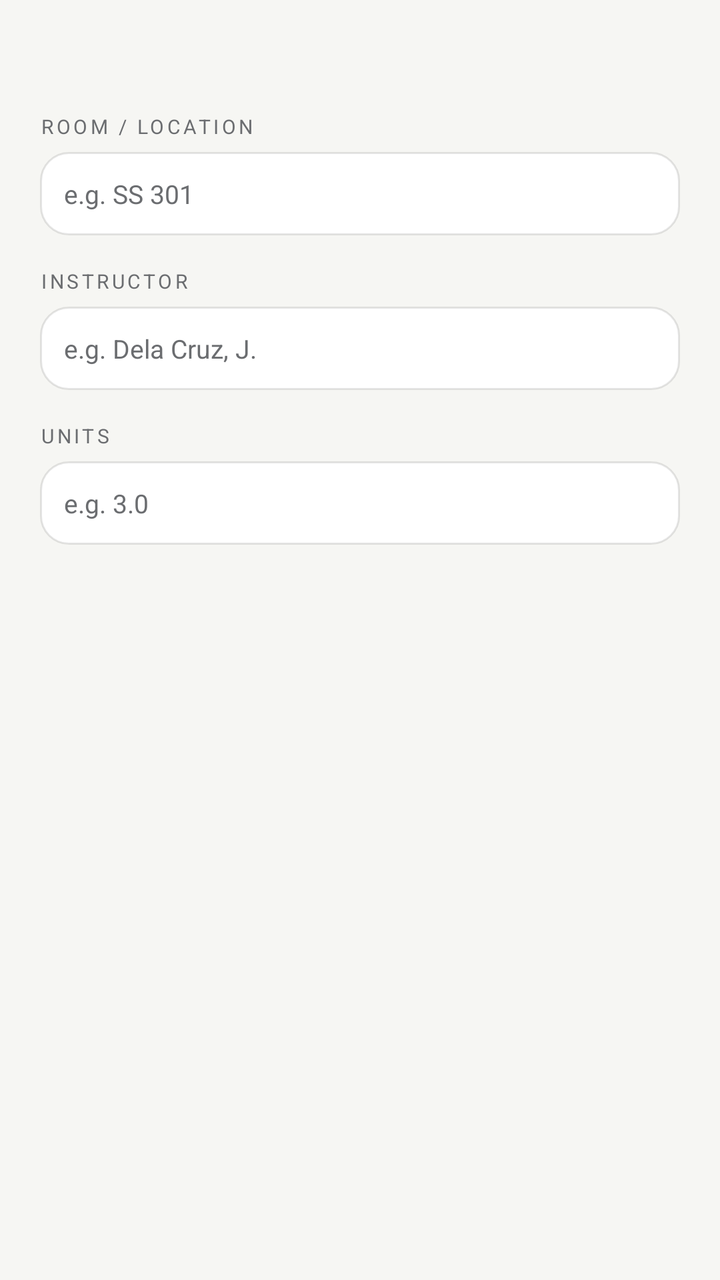
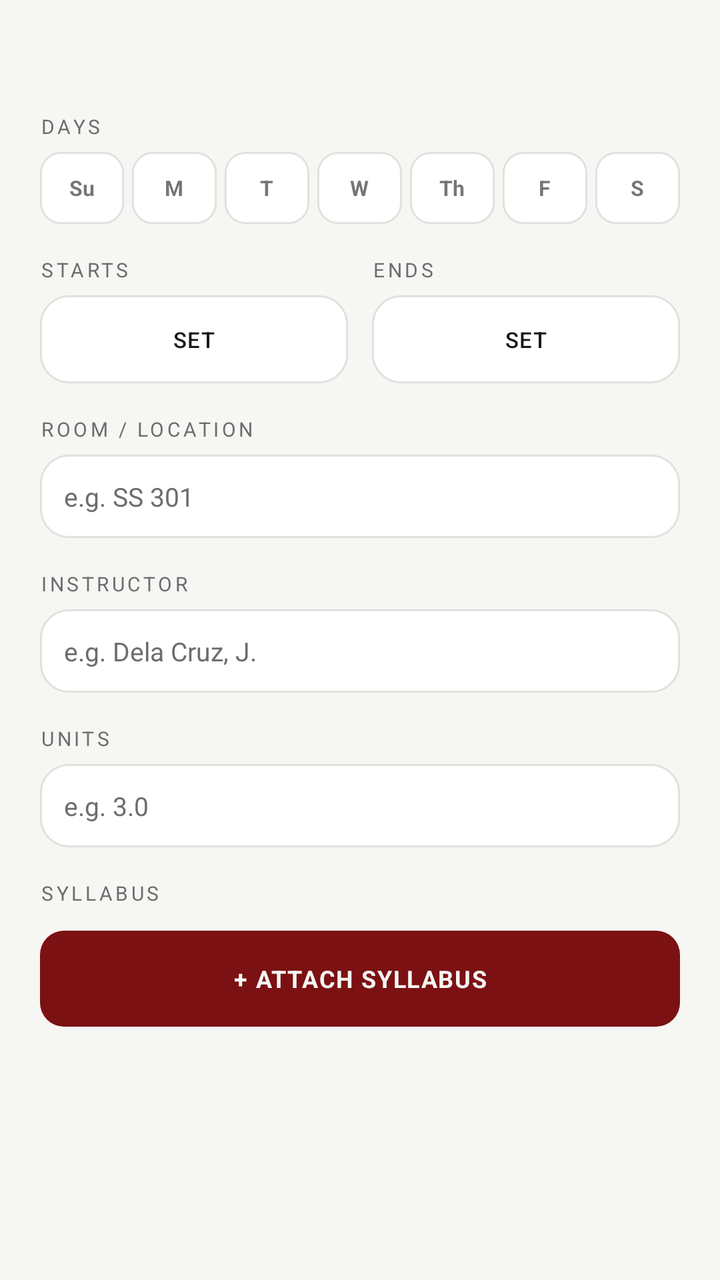

The first picture is an Android layout as it rendered before a commit; the second is the same layout after the commit. The layout source and the unified diff follow.
<!-- AndroidManifest.xml: application theme Theme.CRSScheduler.GE -->
<!-- res/layout/dialog_edit_class_ge.xml -->
<?xml version="1.0" encoding="utf-8"?>
<ScrollView xmlns:android="http://schemas.android.com/apk/res/android"
    android:layout_width="match_parent"
    android:layout_height="wrap_content"
    android:maxHeight="480dp">

    <LinearLayout
        android:layout_width="match_parent"
        android:layout_height="wrap_content"
        android:orientation="vertical"
        android:padding="20dp">

        <TextView
            android:id="@+id/dialog_edit_class_name"
            android:layout_width="match_parent"
            android:layout_height="wrap_content"
            android:textColor="@color/ge_ink"
            android:textStyle="bold"
            android:textSize="15sp" />

        <TextView
            android:layout_width="match_parent"
            android:layout_height="wrap_content"
            android:layout_marginTop="16dp"
            android:text="ROOM / LOCATION"
            android:textColor="@color/ge_ink_dim"
            android:textSize="10sp"
            android:letterSpacing="0.15" />

        <EditText
            android:id="@+id/dialog_input_room"
            android:layout_width="match_parent"
            android:layout_height="wrap_content"
            android:layout_marginTop="6dp"
            android:background="@drawable/row_bg_ge"
            android:padding="12dp"
            android:hint="e.g. SS 301"
            android:textColorHint="@color/ge_ink_dim"
            android:textColor="@color/ge_ink"
            android:textSize="13sp"
            android:imeOptions="actionNext" />

        <TextView
            android:layout_width="match_parent"
            android:layout_height="wrap_content"
            android:layout_marginTop="16dp"
            android:text="INSTRUCTOR"
            android:textColor="@color/ge_ink_dim"
            android:textSize="10sp"
            android:letterSpacing="0.15" />

        <EditText
            android:id="@+id/dialog_input_instructor"
            android:layout_width="match_parent"
            android:layout_height="wrap_content"
            android:layout_marginTop="6dp"
            android:background="@drawable/row_bg_ge"
            android:padding="12dp"
            android:hint="e.g. Dela Cruz, J."
            android:textColorHint="@color/ge_ink_dim"
            android:textColor="@color/ge_ink"
            android:textSize="13sp"
            android:imeOptions="actionNext" />

        <TextView
            android:layout_width="match_parent"
            android:layout_height="wrap_content"
            android:layout_marginTop="16dp"
            android:text="UNITS"
            android:textColor="@color/ge_ink_dim"
            android:textSize="10sp"
            android:letterSpacing="0.15" />

        <EditText
            android:id="@+id/dialog_input_units"
            android:layout_width="match_parent"
            android:layout_height="wrap_content"
            android:layout_marginTop="6dp"
            android:background="@drawable/row_bg_ge"
            android:padding="12dp"
            android:hint="e.g. 3.0"
            android:textColorHint="@color/ge_ink_dim"
            android:textColor="@color/ge_ink"
            android:textSize="13sp"
            android:inputType="numberDecimal"
            android:imeOptions="actionDone" />

    </LinearLayout>
</ScrollView>
<!-- resources referenced by this layout -->
<resources>
  <color name="ge_ink">#17181A</color>
  <color name="ge_ink_dim">#6B6D70</color>
  <!-- drawable row_bg_ge (drawable) -->
  <?xml version="1.0" encoding="utf-8"?>
  <shape xmlns:android="http://schemas.android.com/apk/res/android">
      <solid android:color="@color/ge_surface" />
      <corners android:radius="14dp" />
      <stroke android:width="1dp" android:color="@color/ge_line" />
  </shape>
  <style name="Theme.CRSScheduler.GE" parent="Theme.AppCompat.DayNight.NoActionBar">
          <item name="android:windowBackground">@color/ge_bg</item>
          <item name="colorPrimary">@color/ge_accent</item>
          <item name="colorPrimaryDark">@color/ge_bg</item>
          <item name="colorAccent">@color/ge_accent</item>
      </style>
  <color name="ge_surface">#FFFFFF</color>
  <color name="ge_line">#1A000000</color>
  <color name="ge_bg">#F6F6F3</color>
  <color name="ge_accent">#7B1113</color>
</resources>

<!-- the commit's change to res/layout/dialog_edit_class_ge.xml (unified diff, before → after) -->
@@ -2,7 +2,7 @@
 <ScrollView xmlns:android="http://schemas.android.com/apk/res/android"
     android:layout_width="match_parent"
     android:layout_height="wrap_content"
-    android:maxHeight="480dp">
+    android:maxHeight="560dp">
 
     <LinearLayout
         android:layout_width="match_parent"
@@ -17,6 +17,184 @@
             android:textColor="@color/ge_ink"
             android:textStyle="bold"
             android:textSize="15sp" />
+
+        <TextView
+            android:layout_width="match_parent"
+            android:layout_height="wrap_content"
+            android:layout_marginTop="16dp"
+            android:text="DAYS"
+            android:textColor="@color/ge_ink_dim"
+            android:textSize="10sp"
+            android:letterSpacing="0.15" />
+
+        <LinearLayout
+            android:layout_width="match_parent"
+            android:layout_height="wrap_content"
+            android:orientation="horizontal"
+            android:layout_marginTop="6dp">
+
+            <TextView
+                android:id="@+id/chip_edit_day_0"
+                android:layout_width="0dp"
+                android:layout_height="wrap_content"
+                android:layout_weight="1"
+                android:layout_marginEnd="4dp"
+                android:minHeight="36dp"
+                android:gravity="center"
+                android:text="Su"
+                android:textSize="10.5sp"
+                android:textStyle="bold"
+                android:background="@drawable/chip_outline_bg_ge"
+                android:foreground="@drawable/ripple_rounded_10dp_ge" />
+
+            <TextView
+                android:id="@+id/chip_edit_day_1"
+                android:layout_width="0dp"
+                android:layout_height="wrap_content"
+                android:layout_weight="1"
+                android:layout_marginEnd="4dp"
+                android:minHeight="36dp"
+                android:gravity="center"
+                android:text="M"
+                android:textSize="10.5sp"
+                android:textStyle="bold"
+                android:background="@drawable/chip_outline_bg_ge"
+                android:foreground="@drawable/ripple_rounded_10dp_ge" />
+
+            <TextView
+                android:id="@+id/chip_edit_day_2"
+                android:layout_width="0dp"
+                android:layout_height="wrap_content"
+                android:layout_weight="1"
+                android:layout_marginEnd="4dp"
+                android:minHeight="36dp"
+                android:gravity="center"
+                android:text="T"
+                android:textSize="10.5sp"
+                android:textStyle="bold"
+                android:background="@drawable/chip_outline_bg_ge"
+                android:foreground="@drawable/ripple_rounded_10dp_ge" />
+
+            <TextView
+                android:id="@+id/chip_edit_day_3"
+                android:layout_width="0dp"
+                android:layout_height="wrap_content"
+                android:layout_weight="1"
+                android:layout_marginEnd="4dp"
+                android:minHeight="36dp"
+                android:gravity="center"
+                android:text="W"
+                android:textSize="10.5sp"
+                android:textStyle="bold"
+                android:background="@drawable/chip_outline_bg_ge"
+                android:foreground="@drawable/ripple_rounded_10dp_ge" />
+
+            <TextView
+                android:id="@+id/chip_edit_day_4"
+                android:layout_width="0dp"
+                android:layout_height="wrap_content"
+                android:layout_weight="1"
+                android:layout_marginEnd="4dp"
+                android:minHeight="36dp"
+                android:gravity="center"
+                android:text="Th"
+                android:textSize="10.5sp"
+                android:textStyle="bold"
+                android:background="@drawable/chip_outline_bg_ge"
+                android:foreground="@drawable/ripple_rounded_10dp_ge" />
+
+            <TextView
+                android:id="@+id/chip_edit_day_5"
+                android:layout_width="0dp"
+                android:layout_height="wrap_content"
+                android:layout_weight="1"
+                android:layout_marginEnd="4dp"
+                android:minHeight="36dp"
+                android:gravity="center"
+                android:text="F"
+                android:textSize="10.5sp"
+                android:textStyle="bold"
+                android:background="@drawable/chip_outline_bg_ge"
+                android:foreground="@drawable/ripple_rounded_10dp_ge" />
+
+            <TextView
+                android:id="@+id/chip_edit_day_6"
+                android:layout_width="0dp"
+                android:layout_height="wrap_content"
+                android:layout_weight="1"
+                android:minHeight="36dp"
+                android:gravity="center"
+                android:text="S"
+                android:textSize="10.5sp"
+                android:textStyle="bold"
+                android:background="@drawable/chip_outline_bg_ge"
+                android:foreground="@drawable/ripple_rounded_10dp_ge" />
+        </LinearLayout>
+
+        <LinearLayout
+            android:layout_width="match_parent"
+            android:layout_height="wrap_content"
+            android:orientation="horizontal"
+            android:layout_marginTop="16dp">
+
+            <LinearLayout
+                android:layout_width="0dp"
+                android:layout_height="wrap_content"
+                android:layout_weight="1"
+                android:layout_marginEnd="6dp"
+                android:orientation="vertical">
+
+                <TextView
+                    android:layout_width="match_parent"
+                    android:layout_height="wrap_content"
+                    android:text="STARTS"
+                    android:textColor="@color/ge_ink_dim"
+                    android:textSize="10sp"
+                    android:letterSpacing="0.15" />
+
+                <Button
+                    android:id="@+id/btn_edit_start_time"
+                    android:layout_width="match_parent"
+                    android:layout_height="wrap_content"
+                    android:layout_marginTop="6dp"
+                    android:minHeight="44dp"
+                    android:text="Set"
+                    android:textColor="@color/ge_ink"
+                    android:textSize="11sp"
+                    android:letterSpacing="0.05"
+                    android:background="@drawable/row_bg_ge"
+                    android:foreground="@drawable/ripple_rounded_14dp_ge" />
+            </LinearLayout>
+
+            <LinearLayout
+                android:layout_width="0dp"
+                android:layout_height="wrap_content"
+                android:layout_weight="1"
+                android:layout_marginStart="6dp"
+                android:orientation="vertical">
+
+                <TextView
+                    android:layout_width="match_parent"
+                    android:layout_height="wrap_content"
+                    android:text="ENDS"
+                    android:textColor="@color/ge_ink_dim"
+                    android:textSize="10sp"
+                    android:letterSpacing="0.15" />
+
+                <Button
+                    android:id="@+id/btn_edit_end_time"
+                    android:layout_width="match_parent"
+                    android:layout_height="wrap_content"
+                    android:layout_marginTop="6dp"
+                    android:minHeight="44dp"
+                    android:text="Set"
+                    android:textColor="@color/ge_ink"
+                    android:textSize="11sp"
+                    android:letterSpacing="0.05"
+                    android:background="@drawable/row_bg_ge"
+                    android:foreground="@drawable/ripple_rounded_14dp_ge" />
+            </LinearLayout>
+        </LinearLayout>
 
         <TextView
             android:layout_width="match_parent"
@@ -85,5 +263,40 @@
             android:inputType="numberDecimal"
             android:imeOptions="actionDone" />
 
+        <TextView
+            android:layout_width="match_parent"
+            android:layout_height="wrap_content"
+            android:layout_marginTop="16dp"
+            android:text="SYLLABUS"
+            android:textColor="@color/ge_ink_dim"
+            android:textSize="10sp"
+            android:letterSpacing="0.15" />
+
+        <LinearLayout
+            android:id="@+id/syllabus_attachments_container"
+            android:layout_width="match_parent"
+            android:layout_height="wrap_content"
+            android:layout_marginTop="6dp"
+            android:orientation="vertical" />
+
+        <TextView
+            android:id="@+id/btn_attach_syllabus"
+            android:layout_width="match_parent"
+            android:layout_height="wrap_content"
+            android:layout_marginTop="6dp"
+            android:minHeight="48dp"
+            android:background="@drawable/btn_bg_ge"
+            android:backgroundTint="@color/ge_accent"
+            android:foreground="@drawable/ripple_rounded_12dp_ge"
+            android:padding="12dp"
+            android:text="+ ATTACH SYLLABUS"
+            android:textColor="@color/ge_bg"
+            android:textStyle="bold"
+            android:textSize="12sp"
+            android:letterSpacing="0.05"
+            android:gravity="center"
+            android:clickable="true"
+            android:focusable="true" />
+
     </LinearLayout>
 </ScrollView>
<!-- resource entries referenced after the edit -->
@@ -2,6 +2,52 @@
 <resources>
   <color name="ge_ink">#17181A</color>
   <color name="ge_ink_dim">#6B6D70</color>
+  <!-- drawable btn_bg_ge (drawable) -->
+  <?xml version="1.0" encoding="utf-8"?>
+  <shape xmlns:android="http://schemas.android.com/apk/res/android">
+      <solid android:color="@color/ge_accent" />
+      <corners android:radius="12dp" />
+  </shape>
+  <!-- drawable chip_outline_bg_ge (drawable) -->
+  <?xml version="1.0" encoding="utf-8"?>
+  <shape xmlns:android="http://schemas.android.com/apk/res/android">
+      <solid android:color="@color/ge_surface" />
+      <corners android:radius="10dp" />
+      <stroke android:width="1dp" android:color="@color/ge_line" />
+  </shape>
+  <!-- drawable ripple_rounded_10dp_ge (drawable) -->
+  <?xml version="1.0" encoding="utf-8"?>
+  <ripple xmlns:android="http://schemas.android.com/apk/res/android"
+      android:color="@color/ge_line_strong">
+      <item android:id="@android:id/mask">
+          <shape android:shape="rectangle">
+              <solid android:color="@android:color/white" />
+              <corners android:radius="10dp" />
+          </shape>
+      </item>
+  </ripple>
+  <!-- drawable ripple_rounded_12dp_ge (drawable) -->
+  <?xml version="1.0" encoding="utf-8"?>
+  <ripple xmlns:android="http://schemas.android.com/apk/res/android"
+      android:color="@color/ge_line_strong">
+      <item android:id="@android:id/mask">
+          <shape android:shape="rectangle">
+              <solid android:color="@android:color/white" />
+              <corners android:radius="12dp" />
+          </shape>
+      </item>
+  </ripple>
+  <!-- drawable ripple_rounded_14dp_ge (drawable) -->
+  <?xml version="1.0" encoding="utf-8"?>
+  <ripple xmlns:android="http://schemas.android.com/apk/res/android"
+      android:color="@color/ge_line_strong">
+      <item android:id="@android:id/mask">
+          <shape android:shape="rectangle">
+              <solid android:color="@android:color/white" />
+              <corners android:radius="14dp" />
+          </shape>
+      </item>
+  </ripple>
   <!-- drawable row_bg_ge (drawable) -->
   <?xml version="1.0" encoding="utf-8"?>
   <shape xmlns:android="http://schemas.android.com/apk/res/android">
@@ -17,6 +63,7 @@
       </style>
   <color name="ge_surface">#FFFFFF</color>
   <color name="ge_line">#1A000000</color>
+  <color name="ge_line_strong">#33000000</color>
   <color name="ge_bg">#F6F6F3</color>
   <color name="ge_accent">#7B1113</color>
 </resources>
